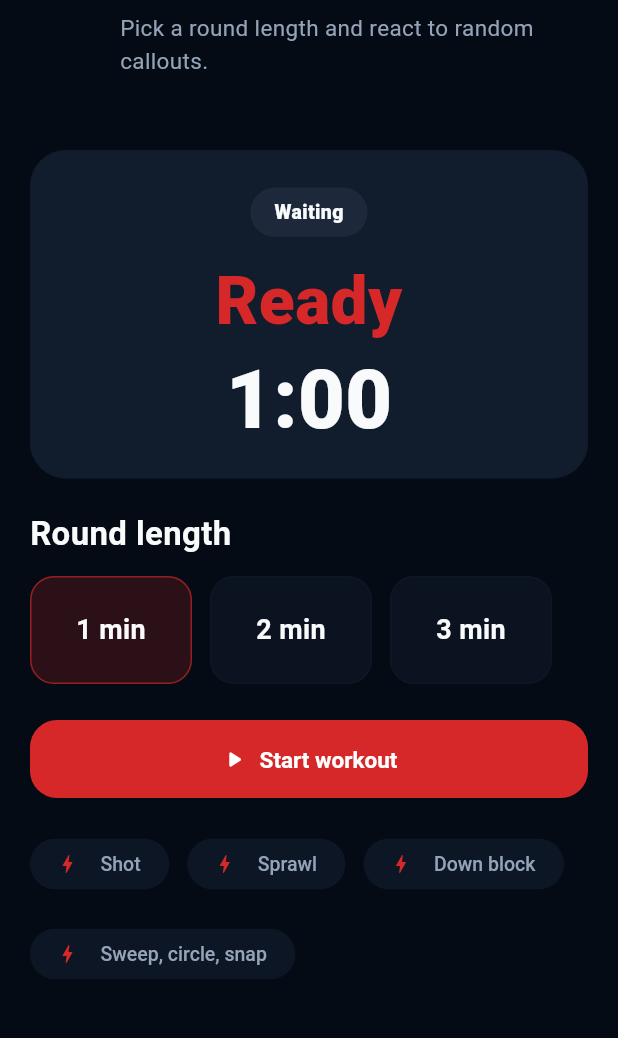
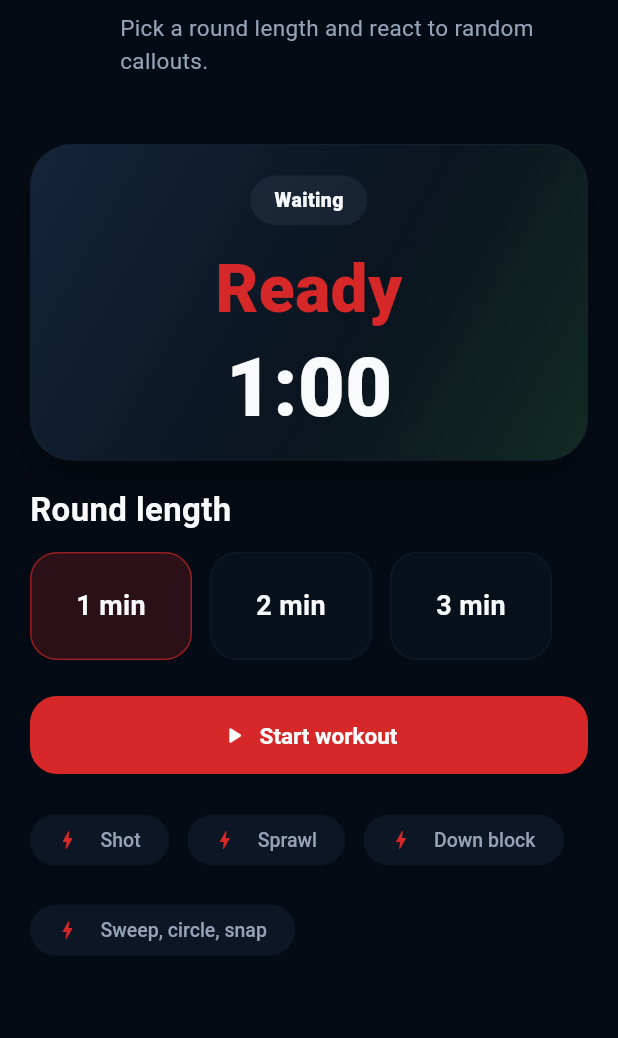
Before and after one commit to PinIQApp/PinIQ, a Flutter app: the WorkoutCenterScreen screen opened directly, after a tap on "Start", on a phone screen of 412 x 824 dp, the part 96-1134 px from its top. Run offline on Flutter 3.47's test engine with Material 3 defaults, Android fonts, the phone set to English and light mode, and no system bars; our stand-ins replace image_picker, shared_preferences; missing offline and left inert: dart:html; accounts and stored records are empty.

Commit message:
Polish workout screens

```diff
--- a/frontend/lib/screens/dashboard/stance_motion_workout_screen.dart
+++ b/frontend/lib/screens/dashboard/stance_motion_workout_screen.dart
@@ -186,13 +186,13 @@ class _StanceMotionWorkoutScreenState extends State<StanceMotionWorkoutScreen> {
               title: widget.title,
               subtitle: widget.subtitle,
             ),
-            const SizedBox(height: AppSpacing.xl),
+            const SizedBox(height: AppSpacing.lg),
             _WorkoutPanel(
               currentCue: _currentCue,
               timeLabel: _timeLabel,
               isRunning: _isRunning,
             ),
-            const SizedBox(height: AppSpacing.xl),
+            const SizedBox(height: AppSpacing.lg),
             Text('Round length', style: AppTextStyles.sectionTitle),
             const SizedBox(height: AppSpacing.md),
             Wrap(
@@ -294,11 +294,27 @@ class _WorkoutPanel extends StatelessWidget {
     final accent = Theme.of(context).colorScheme.primary;
     return Container(
       width: double.infinity,
-      padding: const EdgeInsets.all(AppSpacing.xl),
+      padding: const EdgeInsets.all(AppSpacing.lg),
       decoration: BoxDecoration(
-        color: AppColors.surfaceElevated.withValues(alpha: 0.96),
-        borderRadius: BorderRadius.circular(AppSpacing.cardRadius),
-        border: Border.all(color: AppColors.hairline.withValues(alpha: 0.65)),
+        gradient: const LinearGradient(
+          begin: Alignment.topLeft,
+          end: Alignment.bottomRight,
+          colors: [
+            Color(0xFF14243A),
+            Color(0xFF0A141F),
+            Color(0xFF122B22),
+          ],
+          stops: [0, 0.58, 1],
+        ),
+        borderRadius: BorderRadius.circular(28),
+        border: Border.all(color: AppColors.border.withValues(alpha: 0.68)),
+        boxShadow: [
+          BoxShadow(
+            color: Colors.black.withValues(alpha: 0.25),
+            blurRadius: 28,
+            offset: const Offset(0, 18),
+          ),
+        ],
       ),
       child: Column(
         children: [
@@ -423,12 +439,12 @@ class _DurationButton extends StatelessWidget {
         decoration: BoxDecoration(
           color: selected
               ? accent.withValues(alpha: 0.18)
-              : AppColors.surface.withValues(alpha: 0.72),
-          borderRadius: BorderRadius.circular(16),
+              : AppColors.surface.withValues(alpha: 0.42),
+          borderRadius: BorderRadius.circular(18),
           border: Border.all(
             color: selected
                 ? accent.withValues(alpha: 0.62)
-                : AppColors.hairline.withValues(alpha: 0.55),
+                : AppColors.border.withValues(alpha: 0.5),
           ),
         ),
         child: Center(
--- a/frontend/lib/screens/dashboard/workout_center_screen.dart
+++ b/frontend/lib/screens/dashboard/workout_center_screen.dart
@@ -40,11 +40,11 @@ class _WorkoutCenterScreenState extends State<WorkoutCenterScreen> {
               subtitle:
                   'Simple wrestling workouts athletes can follow and parents can understand.',
             ),
-            const SizedBox(height: AppSpacing.lg),
+            const SizedBox(height: AppSpacing.md),
             const _WorkoutHero(),
             const SizedBox(height: AppSpacing.lg),
             _TodayPlanPanel(onOpenTimer: _openStanceTimer),
-            const SizedBox(height: AppSpacing.lg),
+            const SizedBox(height: AppSpacing.md),
             const _WeeklyPlanPanel(),
             const SizedBox(height: AppSpacing.lg),
             _WorkoutFilters(
@@ -145,14 +145,27 @@ class _WorkoutHero extends StatelessWidget {
   @override
   Widget build(BuildContext context) {
     return Container(
-      padding: const EdgeInsets.all(AppSpacing.xl),
+      padding: const EdgeInsets.all(AppSpacing.lg),
       decoration: BoxDecoration(
-        gradient: AppColors.brandedGradient(
-          primary: const Color(0xFF22C55E),
-          secondary: const Color(0xFF2563EB),
+        gradient: const LinearGradient(
+          begin: Alignment.topLeft,
+          end: Alignment.bottomRight,
+          colors: [
+            Color(0xFF123022),
+            Color(0xFF0B1521),
+            Color(0xFF132347),
+          ],
+          stops: [0, 0.56, 1],
         ),
-        borderRadius: BorderRadius.circular(AppSpacing.cardRadius),
-        border: Border.all(color: AppColors.border),
+        borderRadius: BorderRadius.circular(28),
+        border: Border.all(color: AppColors.border.withValues(alpha: 0.7)),
+        boxShadow: [
+          BoxShadow(
+            color: Colors.black.withValues(alpha: 0.25),
+            blurRadius: 28,
+            offset: const Offset(0, 18),
+          ),
+        ],
       ),
       child: Column(
         crossAxisAlignment: CrossAxisAlignment.start,
@@ -193,11 +206,11 @@ class _TodayPlanPanel extends StatelessWidget {
   @override
   Widget build(BuildContext context) {
     return Container(
-      padding: const EdgeInsets.all(AppSpacing.xl),
+      padding: const EdgeInsets.all(AppSpacing.lg),
       decoration: BoxDecoration(
-        color: AppColors.surfaceElevated.withValues(alpha: 0.96),
-        borderRadius: BorderRadius.circular(AppSpacing.cardRadius),
-        border: Border.all(color: AppColors.border),
+        color: AppColors.surface.withValues(alpha: 0.68),
+        borderRadius: BorderRadius.circular(24),
+        border: Border.all(color: AppColors.border.withValues(alpha: 0.68)),
       ),
       child: LayoutBuilder(
         builder: (context, constraints) {
@@ -307,8 +320,8 @@ class _TodayTaskCard extends StatelessWidget {
       padding: const EdgeInsets.all(AppSpacing.md),
       decoration: BoxDecoration(
         color: AppColors.surface.withValues(alpha: 0.72),
-        borderRadius: BorderRadius.circular(18),
-        border: Border.all(color: AppColors.border),
+        borderRadius: BorderRadius.circular(22),
+        border: Border.all(color: AppColors.border.withValues(alpha: 0.46)),
       ),
       child: Column(
         crossAxisAlignment: CrossAxisAlignment.start,
@@ -340,11 +353,11 @@ class _WeeklyPlanPanel extends StatelessWidget {
     ];
 
     return Container(
-      padding: const EdgeInsets.all(AppSpacing.xl),
+      padding: const EdgeInsets.all(AppSpacing.lg),
       decoration: BoxDecoration(
-        color: AppColors.surface.withValues(alpha: 0.76),
-        borderRadius: BorderRadius.circular(AppSpacing.cardRadius),
-        border: Border.all(color: AppColors.border),
+        color: AppColors.surface.withValues(alpha: 0.5),
+        borderRadius: BorderRadius.circular(24),
+        border: Border.all(color: AppColors.border.withValues(alpha: 0.58)),
       ),
       child: Column(
         crossAxisAlignment: CrossAxisAlignment.start,
@@ -399,9 +412,9 @@ class _WeekDayChip extends StatelessWidget {
       width: 138,
       padding: const EdgeInsets.all(AppSpacing.md),
       decoration: BoxDecoration(
-        color: AppColors.surfaceElevated.withValues(alpha: 0.72),
-        borderRadius: BorderRadius.circular(18),
-        border: Border.all(color: AppColors.border),
+        color: AppColors.surface.withValues(alpha: 0.36),
+        borderRadius: BorderRadius.circular(999),
+        border: Border.all(color: AppColors.border.withValues(alpha: 0.46)),
       ),
       child: Column(
         crossAxisAlignment: CrossAxisAlignment.start,
@@ -506,14 +519,23 @@ class _WorkoutCard extends StatelessWidget {
           padding: const EdgeInsets.all(AppSpacing.md),
           decoration: BoxDecoration(
             color: selected
-                ? AppColors.surfaceElevated.withValues(alpha: 0.98)
-                : AppColors.surface.withValues(alpha: 0.74),
-            borderRadius: BorderRadius.circular(20),
+                ? AppColors.surfaceElevated.withValues(alpha: 0.9)
+                : AppColors.surface.withValues(alpha: 0.34),
+            borderRadius: BorderRadius.circular(22),
             border: Border.all(
               color: selected
                   ? workout.color.withValues(alpha: 0.52)
-                  : AppColors.border,
-            ),
+                  : AppColors.border.withValues(alpha: 0.46),
+            ),
+            boxShadow: selected
+                ? [
+                    BoxShadow(
+                      color: workout.color.withValues(alpha: 0.08),
+                      blurRadius: 18,
+                      offset: const Offset(0, 10),
+                    ),
+                  ]
+                : null,
           ),
           child: Row(
             children: [
@@ -569,11 +591,11 @@ class _WorkoutDetail extends StatelessWidget {
   @override
   Widget build(BuildContext context) {
     return Container(
-      padding: const EdgeInsets.all(AppSpacing.xl),
+      padding: const EdgeInsets.all(AppSpacing.lg),
       decoration: BoxDecoration(
-        color: AppColors.surfaceElevated.withValues(alpha: 0.96),
-        borderRadius: BorderRadius.circular(AppSpacing.cardRadius),
-        border: Border.all(color: AppColors.border),
+        color: AppColors.surface.withValues(alpha: 0.68),
+        borderRadius: BorderRadius.circular(24),
+        border: Border.all(color: AppColors.border.withValues(alpha: 0.68)),
       ),
       child: Column(
         crossAxisAlignment: CrossAxisAlignment.start,
@@ -669,9 +691,9 @@ class _HowToPanel extends StatelessWidget {
   Widget build(BuildContext context) {
     return Container(
       decoration: BoxDecoration(
-        color: AppColors.surface.withValues(alpha: 0.76),
-        borderRadius: BorderRadius.circular(20),
-        border: Border.all(color: AppColors.border),
+        color: AppColors.surface.withValues(alpha: 0.42),
+        borderRadius: BorderRadius.circular(24),
+        border: Border.all(color: AppColors.border.withValues(alpha: 0.54)),
       ),
       child: Column(
         crossAxisAlignment: CrossAxisAlignment.start,
@@ -1476,9 +1498,9 @@ class _SafetyPanel extends StatelessWidget {
     return Container(
       padding: const EdgeInsets.all(AppSpacing.md),
       decoration: BoxDecoration(
-        color: AppColors.surface.withValues(alpha: 0.72),
-        borderRadius: BorderRadius.circular(18),
-        border: Border.all(color: AppColors.border),
+        color: AppColors.surface.withValues(alpha: 0.42),
+        borderRadius: BorderRadius.circular(22),
+        border: Border.all(color: AppColors.border.withValues(alpha: 0.5)),
       ),
       child: Column(
         crossAxisAlignment: CrossAxisAlignment.start,
@@ -1523,9 +1545,9 @@ class _ReflectionPanel extends StatelessWidget {
     return Container(
       padding: const EdgeInsets.all(AppSpacing.md),
       decoration: BoxDecoration(
-        color: AppColors.surface.withValues(alpha: 0.72),
-        borderRadius: BorderRadius.circular(18),
-        border: Border.all(color: AppColors.border),
+        color: AppColors.surface.withValues(alpha: 0.42),
+        borderRadius: BorderRadius.circular(22),
+        border: Border.all(color: AppColors.border.withValues(alpha: 0.5)),
       ),
       child: Column(
         crossAxisAlignment: CrossAxisAlignment.start,
@@ -1572,9 +1594,9 @@ class _WorkoutBlockRow extends StatelessWidget {
     return Container(
       padding: const EdgeInsets.all(AppSpacing.md),
       decoration: BoxDecoration(
-        color: AppColors.surface.withValues(alpha: 0.7),
-        borderRadius: BorderRadius.circular(18),
-        border: Border.all(color: AppColors.border),
+        color: AppColors.surface.withValues(alpha: 0.4),
+        borderRadius: BorderRadius.circular(22),
+        border: Border.all(color: AppColors.border.withValues(alpha: 0.46)),
       ),
       child: Row(
         crossAxisAlignment: CrossAxisAlignment.start,
@@ -1636,9 +1658,9 @@ class _EmptyWorkoutPanel extends StatelessWidget {
     return Container(
       padding: const EdgeInsets.all(AppSpacing.xl),
       decoration: BoxDecoration(
-        color: AppColors.surface.withValues(alpha: 0.72),
-        borderRadius: BorderRadius.circular(AppSpacing.cardRadius),
-        border: Border.all(color: AppColors.border),
+        color: AppColors.surface.withValues(alpha: 0.58),
+        borderRadius: BorderRadius.circular(24),
+        border: Border.all(color: AppColors.border.withValues(alpha: 0.58)),
       ),
       child: const Text('No workouts match this filter.'),
     );
```
Also changed, not shown: 1 other file.
